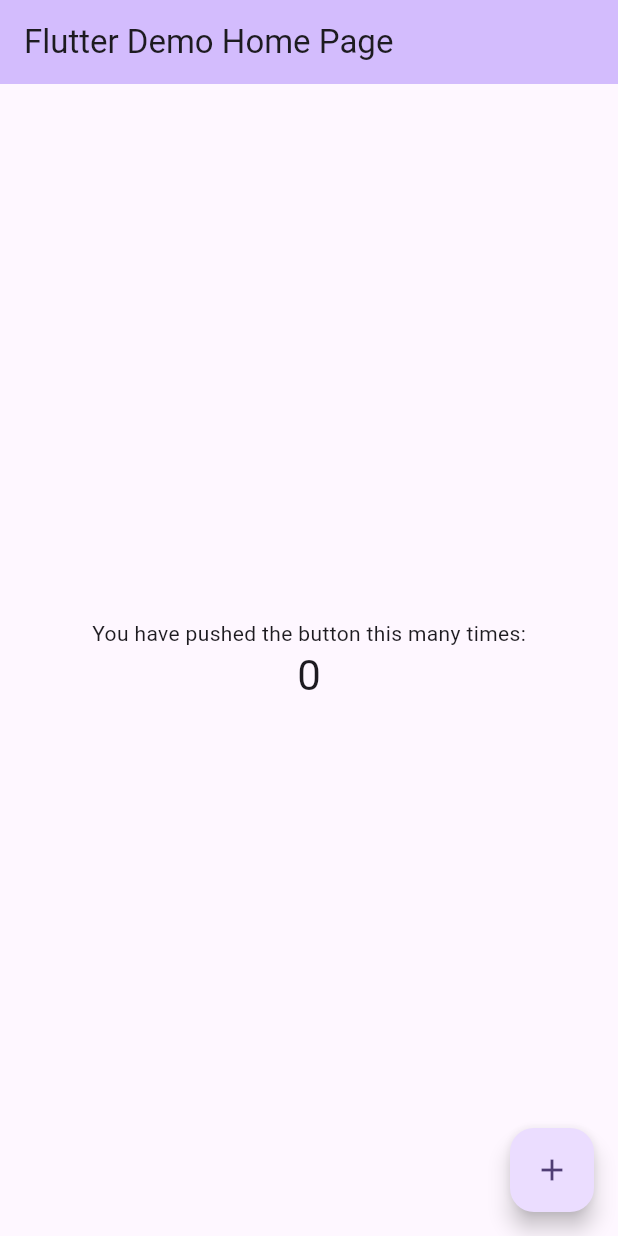
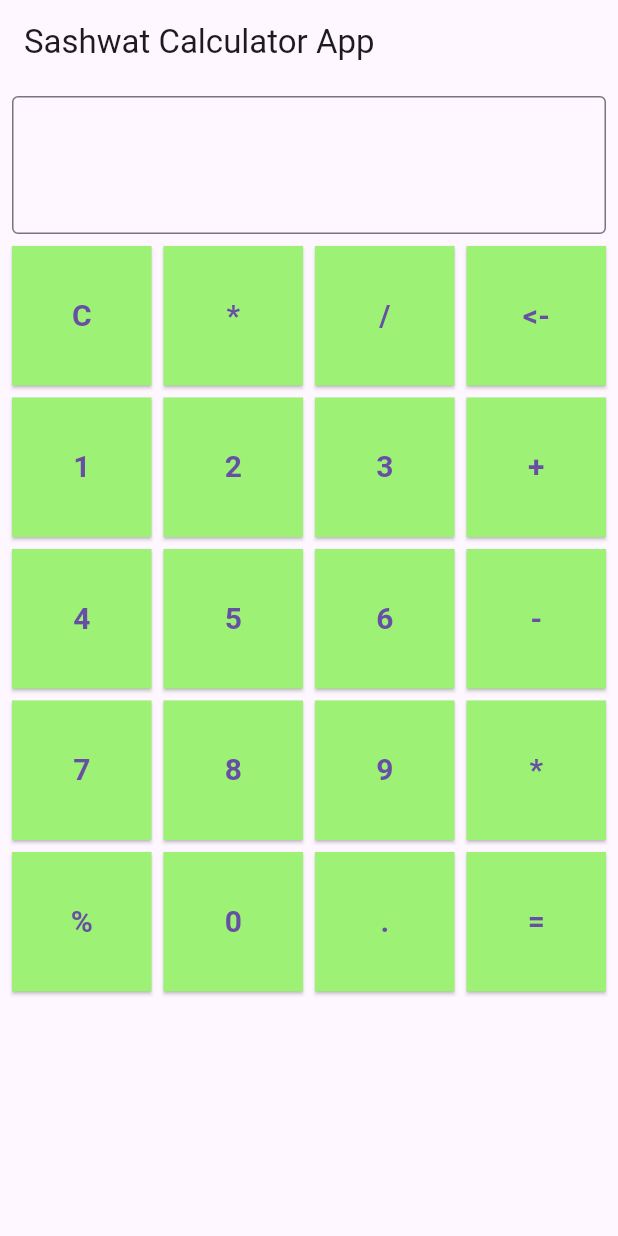
Before and after one commit to sashwatt/calculator_app, a Flutter app: the screen it shows after launch, on a phone screen of 412 x 824 dp. Run offline on Flutter 3.47's test engine with Material 3 defaults, Android fonts, the phone set to English and light mode, and no system bars.

Commit message:
second commit

```diff
--- a/lib/main.dart
+++ b/lib/main.dart
@@ -1,125 +1,14 @@
+import 'package:calculator_app/view/calculator_app.dart';
 import 'package:flutter/material.dart';
 
 void main() {
-  runApp(const MyApp());
+  runApp(
+    MaterialApp(
+      initialRoute: '/',
+      routes: {
+        '/': (context) => const CalculatorView (),
+
+      },
+    ),
+  );
 }
-
-class MyApp extends StatelessWidget {
-  const MyApp({super.key});
-
-  // This widget is the root of your application.
-  @override
-  Widget build(BuildContext context) {
-    return MaterialApp(
-      title: 'Flutter Demo',
-      theme: ThemeData(
-        // This is the theme of your application.
-        //
-        // TRY THIS: Try running your application with "flutter run". You'll see
-        // the application has a purple toolbar. Then, without quitting the app,
-        // try changing the seedColor in the colorScheme below to Colors.green
-        // and then invoke "hot reload" (save your changes or press the "hot
-        // reload" button in a Flutter-supported IDE, or press "r" if you used
-        // the command line to start the app).
-        //
-        // Notice that the counter didn't reset back to zero; the application
-        // state is not lost during the reload. To reset the state, use hot
-        // restart instead.
-        //
-        // This works for code too, not just values: Most code changes can be
-        // tested with just a hot reload.
-        colorScheme: ColorScheme.fromSeed(seedColor: Colors.deepPurple),
-        useMaterial3: true,
-      ),
-      home: const MyHomePage(title: 'Flutter Demo Home Page'),
-    );
-  }
-}
-
-class MyHomePage extends StatefulWidget {
-  const MyHomePage({super.key, required this.title});
-
-  // This widget is the home page of your application. It is stateful, meaning
-  // that it has a State object (defined below) that contains fields that affect
-  // how it looks.
-
-  // This class is the configuration for the state. It holds the values (in this
-  // case the title) provided by the parent (in this case the App widget) and
-  // used by the build method of the State. Fields in a Widget subclass are
-  // always marked "final".
-
-  final String title;
-
-  @override
-  State<MyHomePage> createState() => _MyHomePageState();
-}
-
-class _MyHomePageState extends State<MyHomePage> {
-  int _counter = 0;
-
-  void _incrementCounter() {
-    setState(() {
-      // This call to setState tells the Flutter framework that something has
-      // changed in this State, which causes it to rerun the build method below
-      // so that the display can reflect the updated values. If we changed
-      // _counter without calling setState(), then the build method would not be
-      // called again, and so nothing would appear to happen.
-      _counter++;
-    });
-  }
-
-  @override
-  Widget build(BuildContext context) {
-    // This method is rerun every time setState is called, for instance as done
-    // by the _incrementCounter method above.
-    //
-    // The Flutter framework has been optimized to make rerunning build methods
-    // fast, so that you can just rebuild anything that needs updating rather
-    // than having to individually change instances of widgets.
-    return Scaffold(
-      appBar: AppBar(
-        // TRY THIS: Try changing the color here to a specific color (to
-        // Colors.amber, perhaps?) and trigger a hot reload to see the AppBar
-        // change color while the other colors stay the same.
-        backgroundColor: Theme.of(context).colorScheme.inversePrimary,
-        // Here we take the value from the MyHomePage object that was created by
-        // the App.build method, and use it to set our appbar title.
-        title: Text(widget.title),
-      ),
-      body: Center(
-        // Center is a layout widget. It takes a single child and positions it
-        // in the middle of the parent.
-        child: Column(
-          // Column is also a layout widget. It takes a list of children and
-          // arranges them vertically. By default, it sizes itself to fit its
-          // children horizontally, and tries to be as tall as its parent.
-          //
-          // Column has various properties to control how it sizes itself and
-          // how it positions its children. Here we use mainAxisAlignment to
-          // center the children vertically; the main axis here is the vertical
-          // axis because Columns are vertical (the cross axis would be
-          // horizontal).
-          //
-          // TRY THIS: Invoke "debug painting" (choose the "Toggle Debug Paint"
-          // action in the IDE, or press "p" in the console), to see the
-          // wireframe for each widget.
-          mainAxisAlignment: MainAxisAlignment.center,
-          children: <Widget>[
-            const Text(
-              'You have pushed the button this many times:',
-            ),
-            Text(
-              '$_counter',
-              style: Theme.of(context).textTheme.headlineMedium,
-            ),
-          ],
-        ),
-      ),
-      floatingActionButton: FloatingActionButton(
-        onPressed: _incrementCounter,
-        tooltip: 'Increment',
-        child: const Icon(Icons.add),
-      ), // This trailing comma makes auto-formatting nicer for build methods.
-    );
-  }
-}
--- /dev/null
+++ b/lib/view/calculator_app.dart
@@ -0,0 +1,158 @@
+import 'package:flutter/material.dart';
+
+class CalculatorView extends StatefulWidget {
+  const CalculatorView({super.key});
+
+  @override
+  State<CalculatorView> createState() => _CalculatorViewState();
+}
+
+class _CalculatorViewState extends State<CalculatorView> {
+  final _textController = TextEditingController();
+  List<String> lstSymbols = [
+    "C",
+    "*",
+    "/",
+    "<-",
+    "1",
+    "2",
+    "3",
+    "+",
+    "4",
+    "5",
+    "6",
+    "-",
+    "7",
+    "8",
+    "9",
+    "*",
+    "%",
+    "0",
+    ".",
+    "=",
+  ];
+
+  final _key = GlobalKey<FormState>();
+  String displayText = "";
+  String previousText = "";
+  String operation = "";
+
+  void _handleButtonPress(String value) {
+    setState(() {
+      if (value == "C") {
+        displayText = "";
+      } else if (value == "<-") {
+        if (displayText.isNotEmpty) {
+          displayText = displayText.substring(0, displayText.length - 1);
+        }
+      } else if (value == "=") {
+        _evaluateExpression();
+      } else if (value == "+" || value == "-" || value == "*" || value == "/" || value == "%") {
+        if (displayText.isNotEmpty) {
+          previousText = displayText;
+          displayText = "";
+          operation = value;
+        }
+      } else {
+        displayText += value;
+      }
+      _textController.text = displayText;
+    });
+  }
+
+  void _evaluateExpression() {
+    if (previousText.isNotEmpty && displayText.isNotEmpty && operation.isNotEmpty) {
+      double num1 = double.tryParse(previousText) ?? 0.0;
+      double num2 = double.tryParse(displayText) ?? 0.0;
+      double result;
+
+      switch (operation) {
+        case "+":
+          result = num1 + num2;
+          break;
+        case "-":
+          result = num1 - num2;
+          break;
+        case "*":
+          result = num1 * num2;
+          break;
+        case "/":
+          result = num2 != 0 ? num1 / num2 : 0.0;
+          break;
+        case "%":
+          result = num1 % num2;
+          break;
+        default:
+          result = 0.0;
+          break;
+      }
+
+      displayText = result.toString();
+      operation = "";
+      previousText = "";
+    }
+  }
+
+  @override
+  Widget build(BuildContext context) {
+    return Scaffold(
+      appBar: AppBar(
+        title: const Text('Sashwat Calculator App'),
+      ),
+      body: Padding(
+        padding: const EdgeInsets.all(8.0),
+        child: Form(
+          key: _key,
+          child: Column(
+            children: [
+              TextFormField(
+                textDirection: TextDirection.rtl,
+                controller: _textController,
+                decoration: const InputDecoration(
+                  border: OutlineInputBorder(),
+                ),
+                style: const TextStyle(
+                  fontSize: 40,
+                  fontWeight: FontWeight.bold,
+                ),
+                readOnly: true, // Make the text field read-only
+                textAlign: TextAlign.right, // Align text to the right
+              ),
+              const SizedBox(
+                height: 8,
+              ),
+              Expanded(
+                child: GridView.builder(
+                  gridDelegate: const SliverGridDelegateWithFixedCrossAxisCount(
+                    crossAxisCount: 4,
+                    crossAxisSpacing: 8.0,
+                    mainAxisSpacing: 8.0,
+                  ),
+                  itemCount: lstSymbols.length,
+                  itemBuilder: (context, index) {
+                    return ElevatedButton(
+                      style: ElevatedButton.styleFrom(
+                        backgroundColor: const Color.fromARGB(255, 157, 241, 117),
+                        shape: RoundedRectangleBorder(
+                          borderRadius: BorderRadius.circular(0),
+                        ),
+                      ),
+                      onPressed: () => _handleButtonPress(lstSymbols[index]),
+                      child: Text(
+                        lstSymbols[index],
+                        style: const TextStyle(
+                          fontSize: 20,
+                          fontWeight: FontWeight.bold,
+                        ),
+                      ),
+                    );
+                  },
+                ),
+              ),
+            ],
+          ),
+        ),
+      ),
+    );
+  }
+}
```
Also changed, not shown: 1 other file.
